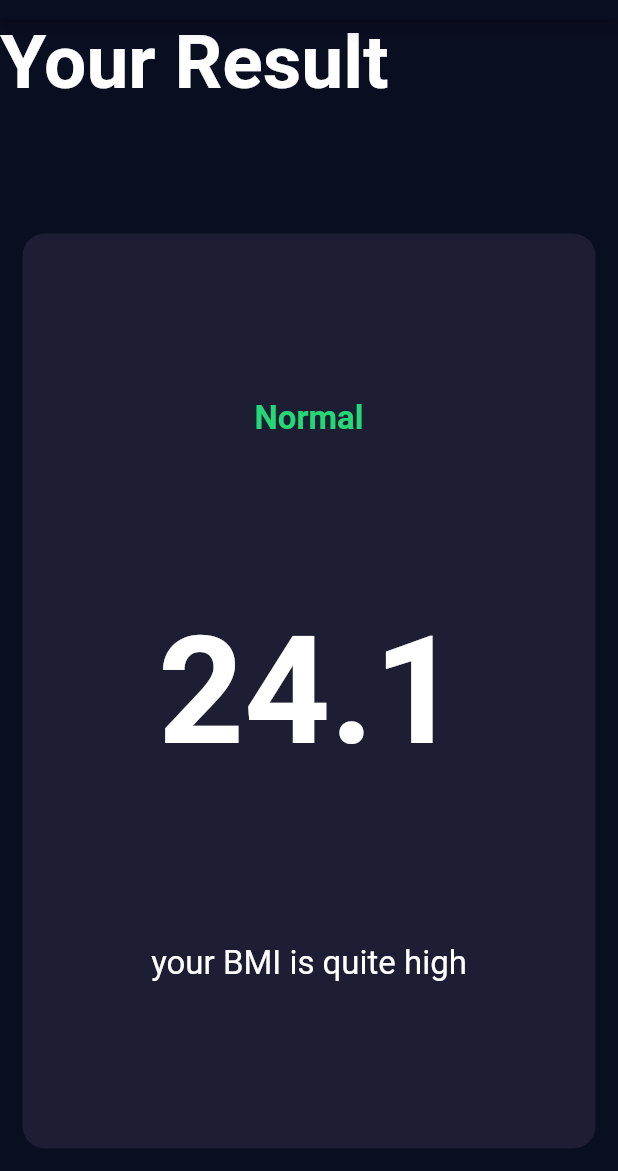
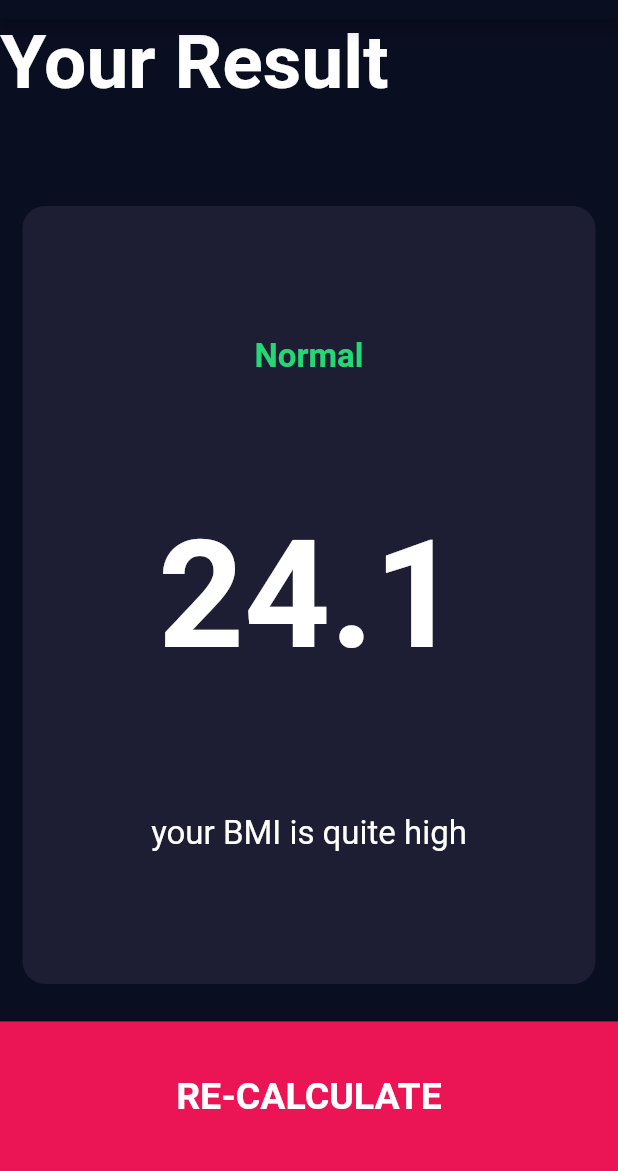
Before and after one commit to AliE99/bmi-calculator, a Flutter app: the screen it shows after launch, after a tap on "CALCULATE", on a phone screen of 412 x 824 dp, the part 65-1236 px from its top. Run offline on Flutter 3.47's test engine with Material 2 defaults, Android fonts, the phone set to English and light mode, and no system bars; our stand-ins replace font_awesome_flutter.

Commit message:
Fix/ Extract the bottom button into a new custom widget

```diff
--- /dev/null
+++ b/lib/bottom_button.dart
@@ -0,0 +1,28 @@
+import 'package:flutter/material.dart';
+
+import 'constants.dart';
+
+class BottomButton extends StatelessWidget {
+  final String label;
+  final VoidCallback onTap;
+  BottomButton({required this.label, required this.onTap});
+
+  @override
+  Widget build(BuildContext context) {
+    return GestureDetector(
+      onTap: onTap,
+      child: Container(
+        child: Center(
+          child: Text(
+            label,
+            style: kLargeButtonTextStyle,
+          ),
+        ),
+        color: kBottomContainerColor,
+        height: kBottomContainerWidth,
+        width: double.infinity,
+        margin: EdgeInsets.only(top: 10.0),
+      ),
+    );
+  }
+}
--- a/lib/input_page.dart
+++ b/lib/input_page.dart
@@ -1,6 +1,7 @@
 import 'package:flutter/material.dart';
 import 'package:font_awesome_flutter/font_awesome_flutter.dart';
 
+import 'bottom_button.dart';
 import 'constants.dart';
 import 'gender_card.dart';
 import 'reusable_card.dart';
@@ -218,25 +219,14 @@ class _InputPageState extends State<InputPage> {
                 ],
               ),
             ),
-            GestureDetector(
+            BottomButton(
+              label: 'CALCULATE',
               onTap: () {
                 Navigator.pushNamed(
                   context,
                   '/resultsPage',
                 );
               },
-              child: Container(
-                child: Center(
-                  child: Text(
-                    'CALCULATE',
-                    style: kLargeButtonTextStyle,
-                  ),
-                ),
-                color: kBottomContainerColor,
-                height: kBottomContainerWidth,
-                width: double.infinity,
-                margin: EdgeInsets.only(top: 10.0),
-              ),
             )
           ],
         ));
--- a/lib/results_page.dart
+++ b/lib/results_page.dart
@@ -1,6 +1,7 @@
 import 'package:bmi_calculator/constants.dart';
 import 'package:flutter/material.dart';
 
+import 'bottom_button.dart';
 import 'reusable_card.dart';
 
 class ResultsPage extends StatelessWidget {
@@ -47,6 +48,14 @@ class ResultsPage extends StatelessWidget {
                 ),
               ),
             ),
+            Expanded(
+              child: BottomButton(
+                label: 'RE-CALCULATE',
+                onTap: () {
+                  Navigator.pop(context);
+                },
+              ),
+            )
             // Expanded(
             //   child: Container(
             //     child: Center(
```
